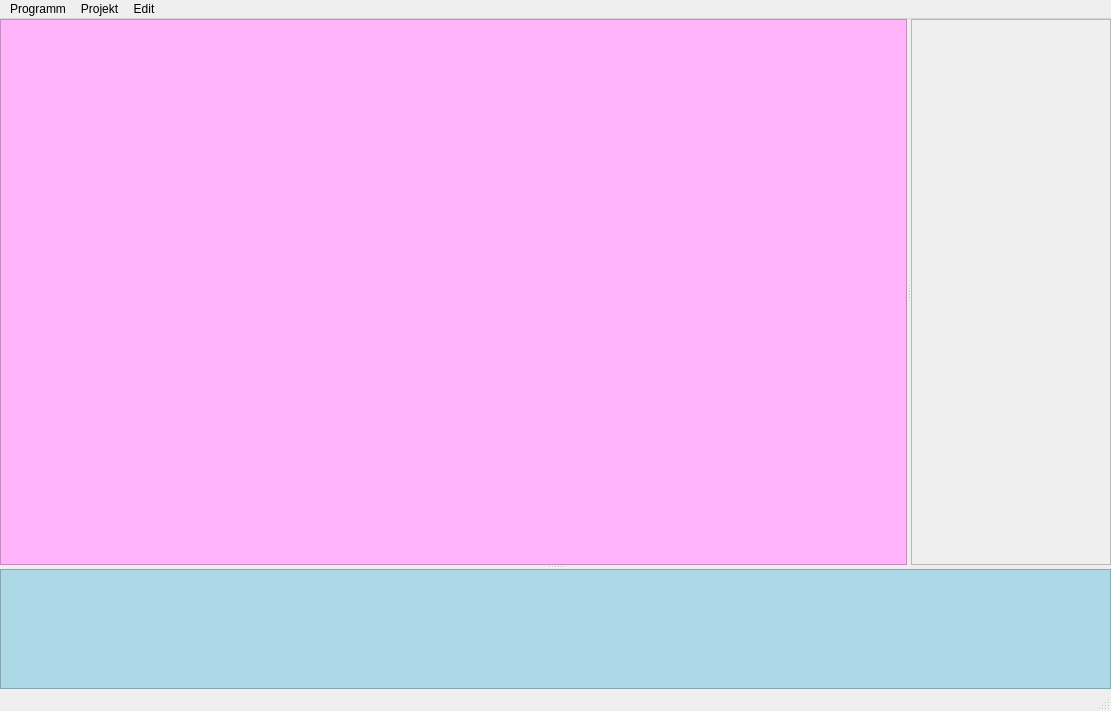
Before: the Qt Designer form code/src/main/resources/base/ui/main_window.ui in felixdittrich92/mission-uncuttable, drawn with Qt 5.
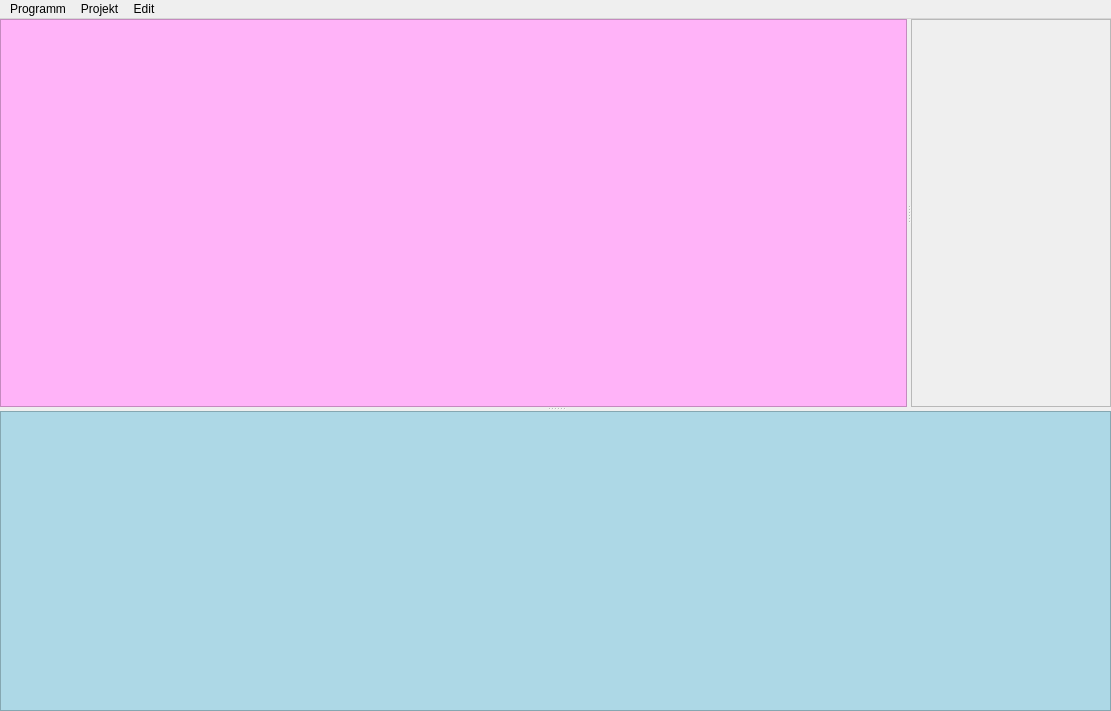
After: the same form once the commit is applied.

Commit message: Remove Statusbar and set larger default height of timeline

What changed in the file:
```diff
--- a/code/src/main/resources/base/ui/main_window.ui
+++ b/code/src/main/resources/base/ui/main_window.ui
@@ -101,10 +101,16 @@
        <property name="enabled">
         <bool>true</bool>
        </property>
+       <property name="sizePolicy">
+        <sizepolicy hsizetype="Preferred" vsizetype="Preferred">
+         <horstretch>0</horstretch>
+         <verstretch>0</verstretch>
+        </sizepolicy>
+       </property>
        <property name="minimumSize">
         <size>
          <width>0</width>
-         <height>120</height>
+         <height>300</height>
         </size>
        </property>
        <property name="styleSheet">
@@ -158,7 +164,6 @@
    <addaction name="menuProjekt"/>
    <addaction name="menuEdit"/>
   </widget>
-  <widget class="QStatusBar" name="statusBar"/>
   <action name="action_settings">
    <property name="text">
     <string>Einstellungen</string>
```
Left out of the diff: 2 changed lines with no effect on the pictures.
